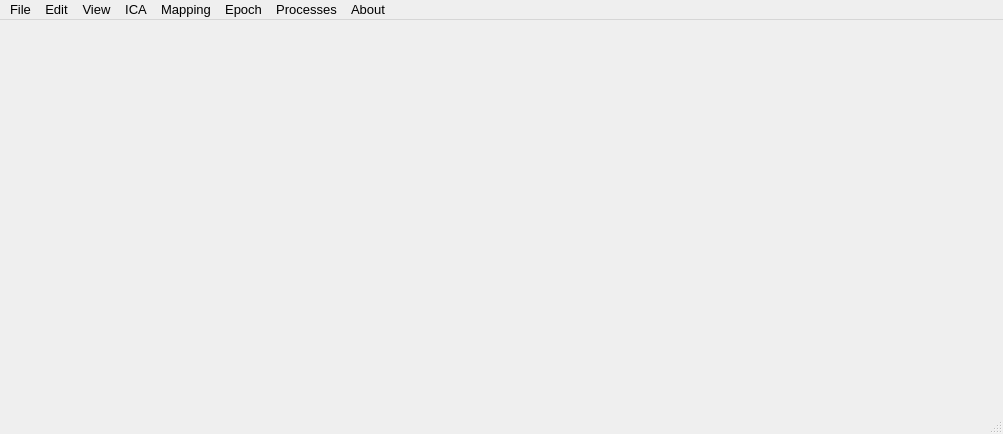
Above: src/AnyWave/AnyWave.ui from HIP-infrastructure/anywave-code before the change. Below: the same form after it.
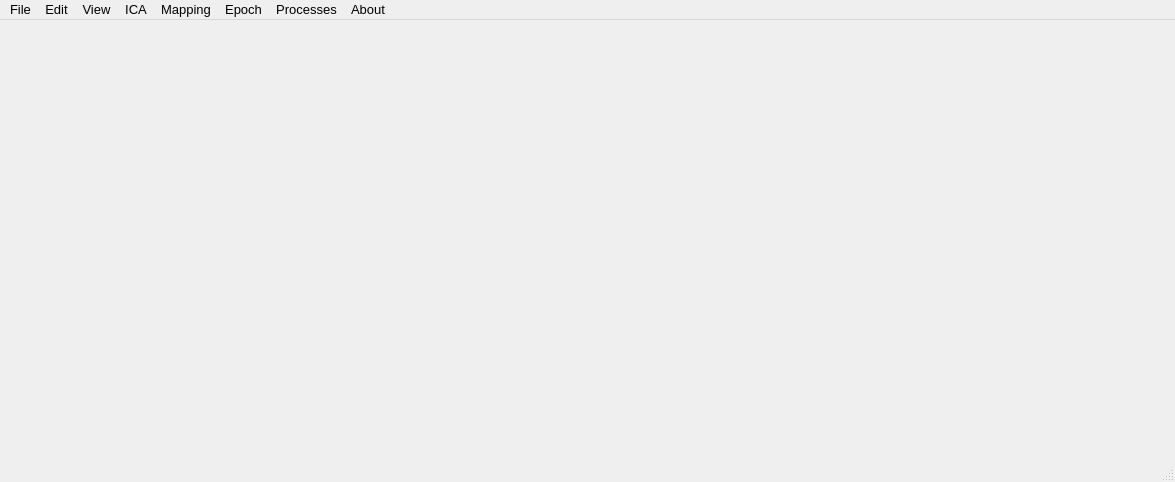
That is the form after the change. Icons and pictures are not drawn.

```diff
--- a/src/AnyWave/AnyWave.ui
+++ b/src/AnyWave/AnyWave.ui
@@ -6,8 +6,8 @@
    <rect>
     <x>0</x>
     <y>0</y>
-    <width>1003</width>
-    <height>434</height>
+    <width>1175</width>
+    <height>482</height>
    </rect>
   </property>
   <property name="font">
@@ -29,6 +29,12 @@
     <normaloff>:/images/AnyWave_logo.jpg</normaloff>:/images/AnyWave_logo.jpg</iconset>
   </property>
   <widget class="QWidget" name="centralWidget">
+   <property name="sizePolicy">
+    <sizepolicy hsizetype="Expanding" vsizetype="Expanding">
+     <horstretch>0</horstretch>
+     <verstretch>0</verstretch>
+    </sizepolicy>
+   </property>
    <layout class="QHBoxLayout" name="horizontalLayout_2">
     <property name="leftMargin">
      <number>0</number>
@@ -59,8 +65,8 @@
     <rect>
      <x>0</x>
      <y>0</y>
-     <width>1003</width>
-     <height>21</height>
+     <width>1175</width>
+     <height>23</height>
     </rect>
    </property>
    <widget class="QMenu" name="menuFile">
```
Left out of the diff: 2 changed lines with no effect on the pictures.
